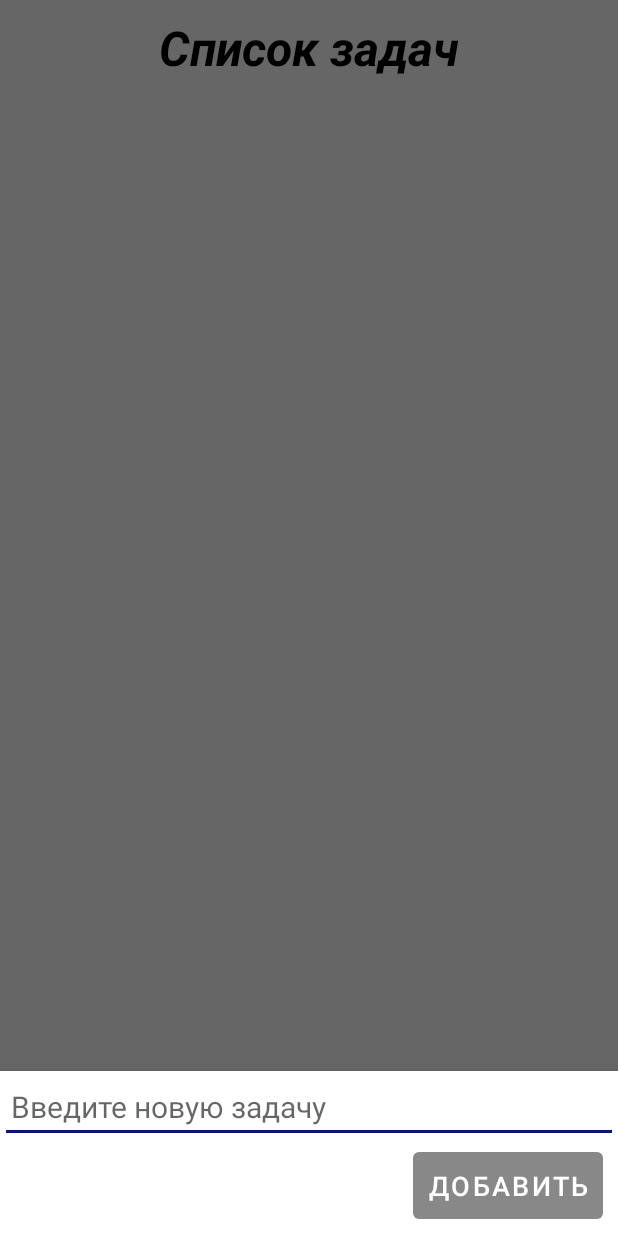
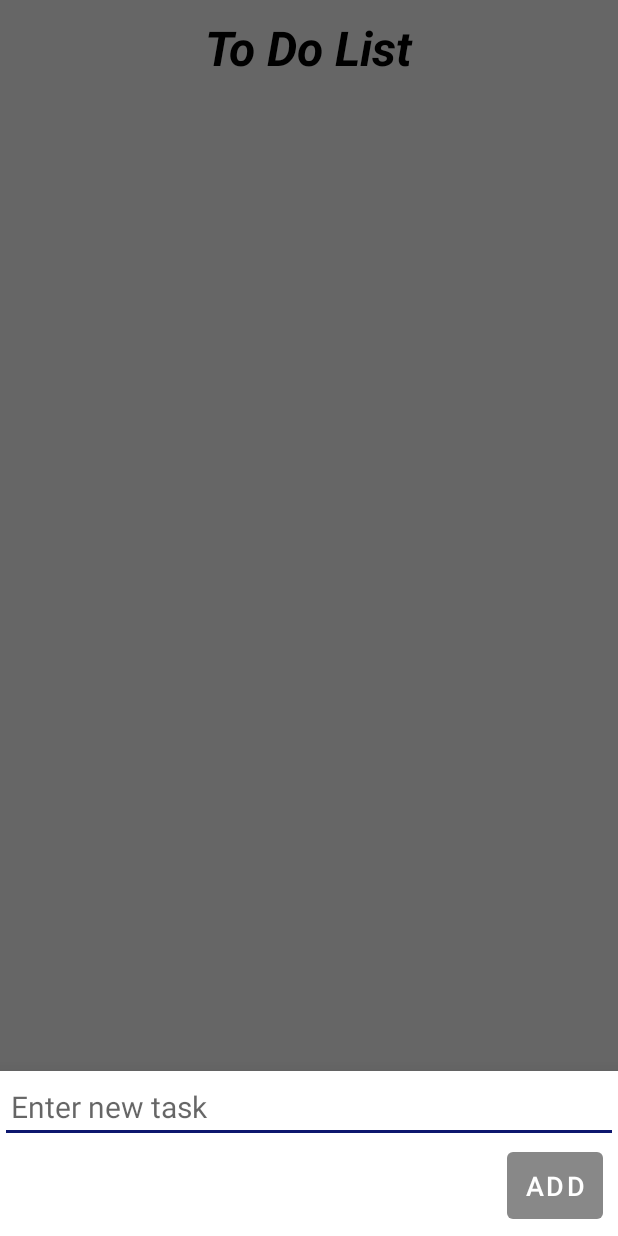
Before and after one commit to Shevy-D/ToDoL, an Android app: the screen it shows after launch (MainActivity), after a tap on an icon or button, on a phone screen of 412 x 824 dp. Run offline under Robolectric (Android 15) with nearby library versions, the phone set to English and light mode, and no system bars; our stand-ins replace Room's generated code; libraries missing offline, so code that uses them is left out: it.xabaras.android.

Commit message:
Implemented localization

```diff
--- a/app/src/main/res/layout/activity_main.xml
+++ b/app/src/main/res/layout/activity_main.xml
@@ -23,16 +23,14 @@
 
     <androidx.recyclerview.widget.RecyclerView
         android:id="@+id/recyclerViewMA"
-        android:layout_width="match_parent"
-        android:layout_height="wrap_content"
+        android:layout_width="0dp"
+        android:layout_height="0dp"
         android:nestedScrollingEnabled="true"
         tools:listitem="@layout/task_layout"
+        app:layout_constraintEnd_toEndOf="parent"
+        app:layout_constraintStart_toStartOf="parent"
         app:layout_constraintBottom_toBottomOf="parent"
-        app:layout_constraintEnd_toEndOf="parent"
-        app:layout_constraintHorizontal_bias="1.0"
-        app:layout_constraintStart_toStartOf="parent"
-        app:layout_constraintTop_toBottomOf="@+id/textMA"
-        app:layout_constraintVertical_bias="0.0" />
+        app:layout_constraintTop_toBottomOf="@+id/textMA" />
 
     <com.google.android.material.floatingactionbutton.FloatingActionButton
         android:id="@+id/fab"
--- a/app/src/main/res/values/strings.xml
+++ b/app/src/main/res/values/strings.xml
@@ -1,7 +1,11 @@
 <resources>
-    <string name="app_name">ToDoL</string>
-    <string name="to_do_list">Список задач</string>
-    <string name="enter_new_task">Введите новую задачу</string>
-    <string name="add">Добавить</string>
-    <string name="string_is_empty">Вы ничего не ввели</string>
+    <string name="app_name" translatable="false">ToDoL</string>
+    <string name="to_do_list">To Do List</string>
+    <string name="enter_new_task">Enter new task</string>
+    <string name="add">Add</string>
+    <string name="string_is_empty">String is empty</string>
+    <string name="delete_taks">Delete task</string>
+    <string name="are_you_sure">Are you sure?</string>
+    <string name="yes">Yes</string>
+    <string name="cancel">Cancel</string>
 </resources>
```
Also changed, not shown: app/src/main/java/com/shevy/todol/utils/RecyclerViewTouchHelper.kt (+5 -5 lines), 3 other files.
